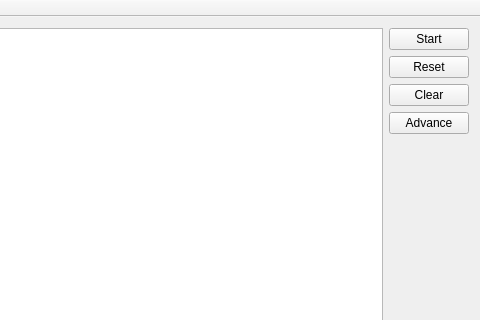
Above: cellsimmw.ui from ContraMolinos/CellSim before the change; both pictures show x 252 to 732 and y 0 to 320 of the 732 by 428 pixel window. Below: the same form after it.
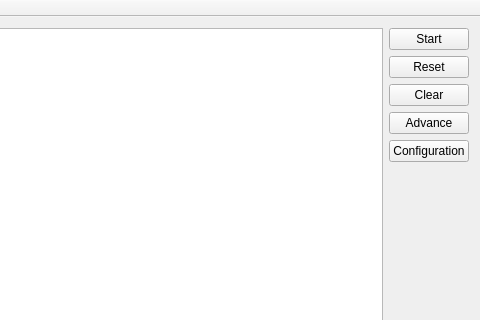
That is the form after the change.

```diff
--- a/cellsimmw.ui
+++ b/cellsimmw.ui
@@ -67,6 +67,13 @@
         </property>
        </widget>
       </item>
+      <item>
+       <widget class="QPushButton" name="configButton">
+        <property name="text">
+         <string>Configuration</string>
+        </property>
+       </widget>
+      </item>
       <item>
        <spacer name="verticalSpacer">
         <property name="orientation">
```
